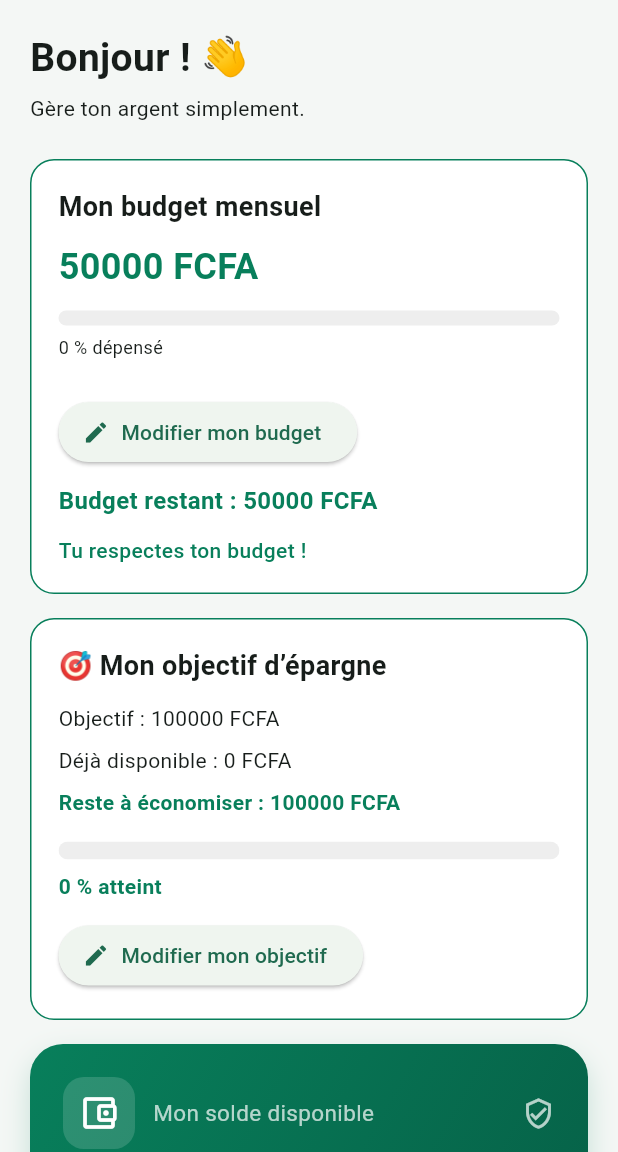
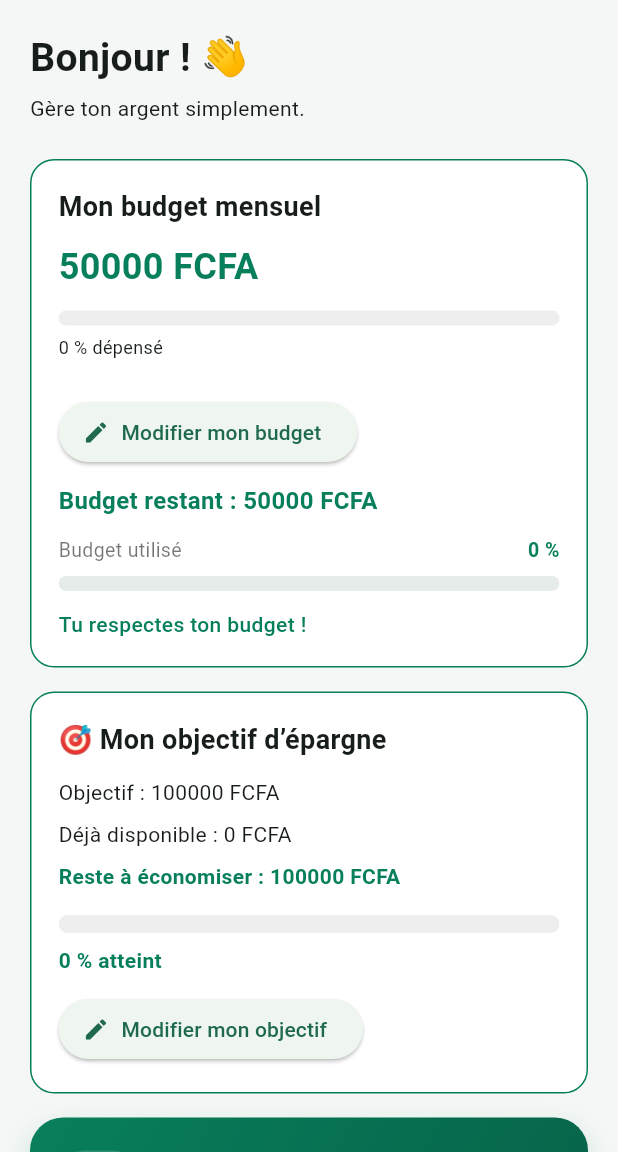
Before and after one commit to koulsoumi/student-budget, a Flutter app: the screen it shows after launch, on a phone screen of 412 x 824 dp, the part 84-1236 px from its top. Run offline on Flutter 3.47's test engine with Material 3 defaults, Android fonts, the phone set to English and light mode, and no system bars; our stand-ins replace fl_chart, shared_preferences.

Commit message:
Stabilisation de StudentBudget

```diff
--- a/lib/main.dart
+++ b/lib/main.dart
@@ -135,15 +135,29 @@ double get epargneRestante {
   return reste > 0 ? reste : 0;
 }
 
-  double get budgetRestant {
+
+double get budgetRestant {
   double totalDepenses = 0;
 
-  for (final depense in depenses) {
+  for (final depense in depensesDuMois) {
     totalDepenses += depense.montant;
   }
 
   return budgetMensuel - totalDepenses;
 }
+
+double get pourcentageBudgetUtilise {
+  if (budgetMensuel <= 0) return 1.0;
+
+  double totalDepenses = 0;
+
+  for (final depense in depensesDuMois) {
+    totalDepenses += depense.montant;
+  }
+
+  return (totalDepenses / budgetMensuel).clamp(0.0, 1.0);
+}
+
   @override
   void initState() {
     super.initState();
@@ -236,7 +250,7 @@ Future<void> chargerDonnees() async {
       TextEditingController();
   final TextEditingController montantController =
       TextEditingController();
-  String categorieSelectionnee = 'Autre';
+  String categorieAjout = 'Autre';
 
 
 
@@ -311,7 +325,7 @@ List<Operation> operationsDuMois(
                 }).toList(),
                 onChanged: (valeur) {
   if (valeur != null) {
-    categorieSelectionnee = valeur;
+
   }
 },
               ),
@@ -350,10 +364,10 @@ List<Operation> operationsDuMois(
 
                 setState(() {
   final operation = Operation(
-    description: description,
-    montant: montant,
-    categorie: categorieSelectionnee,
-  );
+  description: description,
+  montant: montant,
+  categorie: categorieAjout,
+);
 
   if (estRevenu) {
     revenus.add(operation);
@@ -541,6 +555,50 @@ Text(
     color: Color(0xFF087F5B),
   ),
 ),
+
+const SizedBox(height: 12),
+
+Row(
+  mainAxisAlignment: MainAxisAlignment.spaceBetween,
+  children: [
+    const Text(
+      'Budget utilisé',
+      style: TextStyle(
+        fontSize: 13,
+        color: Colors.black54,
+      ),
+    ),
+    Text(
+      '${(pourcentageBudgetUtilise * 100).round()} %',
+      style: TextStyle(
+        fontSize: 13,
+        fontWeight: FontWeight.bold,
+        color: budgetRestant < 0
+            ? Colors.red
+            : const Color(0xFF087F5B),
+      ),
+    ),
+  ],
+),
+
+const SizedBox(height: 8),
+
+ClipRRect(
+  borderRadius: BorderRadius.circular(10),
+  child: LinearProgressIndicator(
+    value: pourcentageBudgetUtilise,
+    minHeight: 10,
+    backgroundColor: const Color(0xFFE6ECE9),
+    valueColor: AlwaysStoppedAnimation<Color>(
+      budgetRestant < 0
+          ? Colors.red
+          : pourcentageBudgetUtilise >= 0.8
+              ? Colors.orange
+              : const Color(0xFF087F5B),
+    ),
+  ),
+),
+
 
 const SizedBox(height: 12),
 if (budgetRestant < 0)
```
